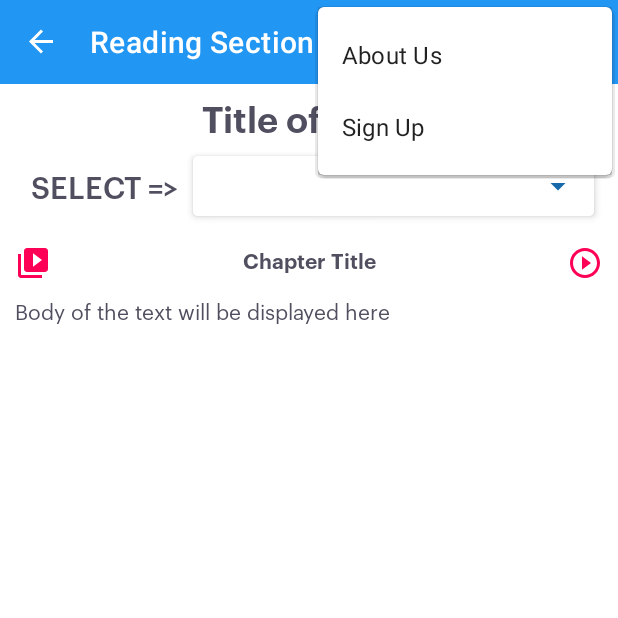
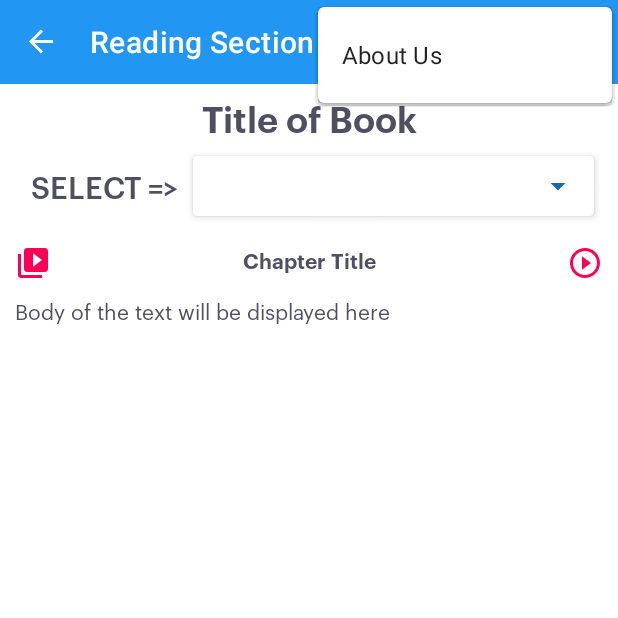
Before and after one commit to miraboh/SmartSchoolManager, an Android app: the BookDetailsFragment screen opened through its navigation route, with the options menu open, on a phone screen of 412 x 824 dp, the top half of it. Run offline under Robolectric (Android 15) with nearby library versions, the phone set to English and light mode, and no system bars; our stand-ins replace Dagger/Hilt's generated code, Firebase (no records; nobody signed in at launch, a user with empty details on screens opened directly), data binding, navigation-ui; libraries missing offline, so code that uses them is left out: kotlinx.io; 3 statements that could not run were skipped.

Commit message:
Squashed commit of the following:
commit eb5eb2ed844f619f311ca035df89aabf4d5eed4e
Author: miraboh <MIRAboh581>
Date:   Tue Oct 13 02:53:27 2020 +0100
All Sections Almost done.
first release.

```diff
--- a/app/src/main/java/com/mobileedu02/smartschoolmanager/ui/fragments/booksdetail/BookDetailsFragment.kt
+++ b/app/src/main/java/com/mobileedu02/smartschoolmanager/ui/fragments/booksdetail/BookDetailsFragment.kt
@@ -5,10 +5,7 @@ import androidx.fragment.app.Fragment
 import android.view.LayoutInflater
 import android.view.View
 import android.view.ViewGroup
-import android.widget.AdapterView
-import android.widget.ArrayAdapter
-import android.widget.Spinner
-import android.widget.TextView
+import android.widget.*
 import androidx.activity.OnBackPressedCallback
 import com.mobileedu02.smartschoolmanager.R
 import com.mobileedu02.smartschoolmanager.databinding.FragmentBookDetailsBinding
@@ -54,6 +51,12 @@ class BookDetailsFragment : Fragment() {
                 display(generateBooksByChap())
             }
         }
+        binding.videoID.setOnClickListener {
+            Toast.makeText(context, "Coming Soon", Toast.LENGTH_LONG).show()
+        }
+        binding.audioID.setOnClickListener {
+            Toast.makeText(context, "Coming Soon", Toast.LENGTH_LONG).show()
+        }
 
         return binding.root
     }
--- a/app/src/main/java/com/mobileedu02/smartschoolmanager/ui/fragments/home/HomeFragment.kt
+++ b/app/src/main/java/com/mobileedu02/smartschoolmanager/ui/fragments/home/HomeFragment.kt
@@ -68,6 +68,7 @@ class HomeFragment : Fragment() {
         }
 
         binding.txtNewsFeed.isSelected=true
+        //binding.txtNewsFeed.scrollBarFadeDuration = 1
 
         GlobalScope.launch(Dispatchers.Main) {
             loadNews()
--- a/app/src/main/res/layout/fragment_book_details.xml
+++ b/app/src/main/res/layout/fragment_book_details.xml
@@ -89,6 +89,7 @@
         app:layout_constraintTop_toBottomOf="@+id/tv_result">
 
         <ImageButton
+            android:id="@+id/videoID"
             android:layout_width="wrap_content"
             android:layout_height="wrap_content"
             android:background="#ffffff"
@@ -108,6 +109,7 @@
             android:textColor="@color/textColor" />
 
         <ImageButton
+            android:id="@+id/audioID"
             android:layout_width="wrap_content"
             android:layout_height="wrap_content"
             android:background="#ffffff"
--- a/app/src/main/res/menu/options_menu.xml
+++ b/app/src/main/res/menu/options_menu.xml
@@ -6,9 +6,5 @@
         android:id="@+id/aboutUs"
         android:title="About Us"
         app:showAsAction="collapseActionView"/>
-    <item
-        android:id="@+id/signUpFragment"
-        android:title="Sign Up"
-        app:showAsAction="collapseActionView"/>
 
 </menu>
```
Also changed, not shown: app/src/main/AndroidManifest.xml (+8 -4 lines).
